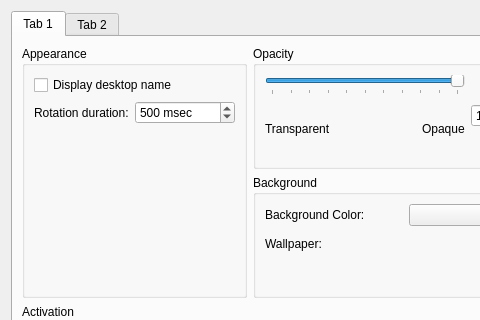
Before: the Qt Designer form effects/sphere_config.ui in KDE/kwin, drawn with Qt 5; both pictures show x 0 to 480 and y 0 to 320 of the 580 by 595 pixel window.
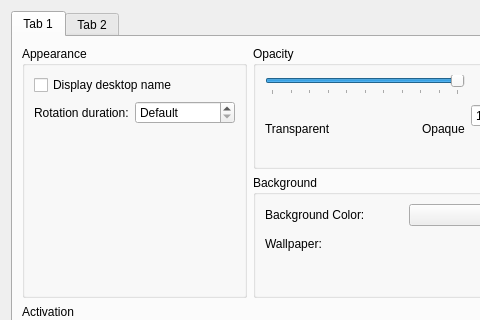
After: the same form once the commit is applied. Custom widgets are drawn as their Qt base class.

Commit message: Add a global configuration option for animation speed. See description of Effect::animationTime() for how-to-use. TODO: Effects need to reload config after doing the change in the kcm. NOTE: Default TimeLine constructor now creates invalid object, it is necessary to explicitly call setDuration() in order to ensure all animations respect this setting.

Diff of the .ui file:
```diff
--- a/effects/sphere_config.ui
+++ b/effects/sphere_config.ui
@@ -5,7 +5,7 @@
    <rect>
     <x>0</x>
     <y>0</y>
-    <width>561</width>
+    <width>568</width>
     <height>595</height>
    </rect>
   </property>
@@ -20,8 +20,8 @@
        <rect>
         <x>0</x>
         <y>0</y>
-        <width>545</width>
-        <height>553</height>
+        <width>546</width>
+        <height>552</height>
        </rect>
       </property>
       <attribute name="title" >
@@ -126,14 +126,17 @@
               <height>0</height>
              </size>
             </property>
+            <property name="specialValueText" >
+             <string>Default</string>
+            </property>
             <property name="suffix" >
              <string> msec</string>
             </property>
             <property name="maximum" >
              <number>5000</number>
             </property>
-            <property name="value" >
-             <number>500</number>
+            <property name="singleStep" >
+             <number>10</number>
             </property>
            </widget>
           </item>
```
Left out of the diff: 1 changed line with no effect on the pictures. The commit also changes 44 other files.
